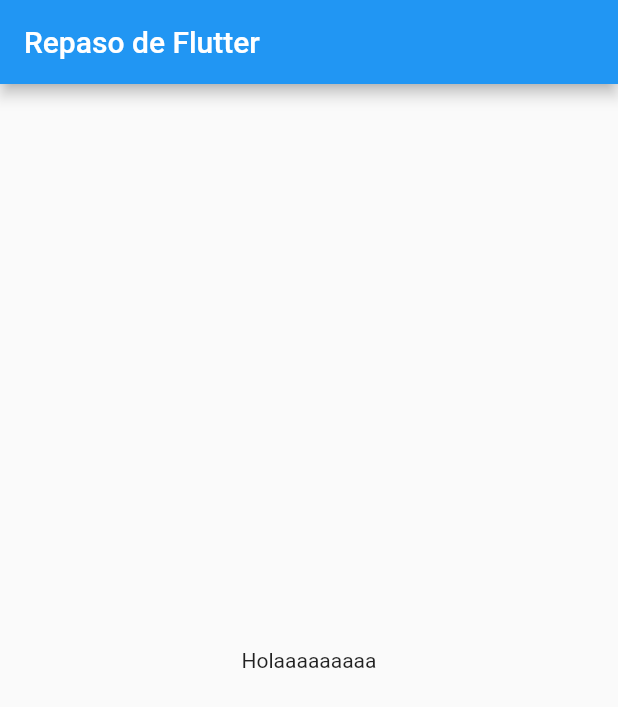
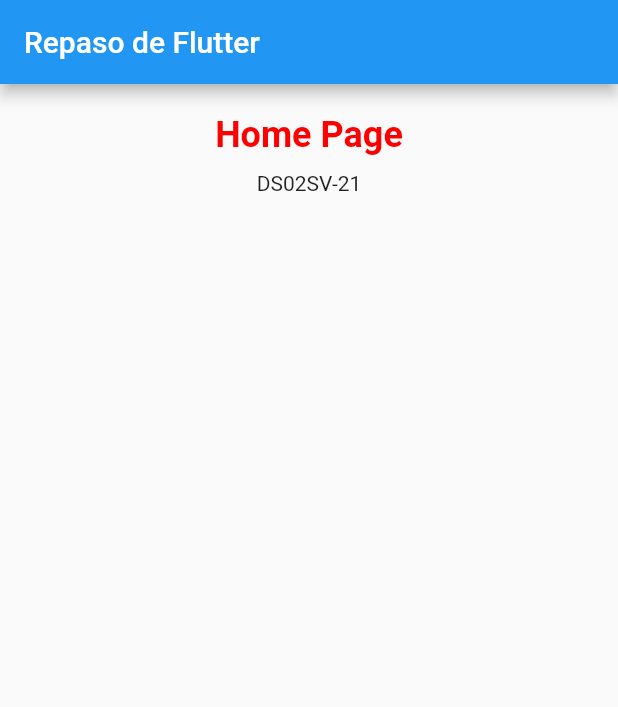
Before and after one commit to FatiMejia/repaso, a Flutter app: the screen it shows after launch, on a phone screen of 412 x 824 dp. Shown: the top 707 px of the screen. Run offline on Flutter 3.47's test engine with Material 2 defaults, Android fonts, the phone set to English and light mode, and no system bars.

Commit message:
clase 07 septiembre 22

```diff
--- a/lib/main.dart
+++ b/lib/main.dart
@@ -1,4 +1,5 @@
 import 'package:flutter/material.dart';
+import 'package:repaso/pages/home_page.dart';
 
 void main() => runApp(const MyApp());
 
@@ -8,17 +9,13 @@ class MyApp extends StatelessWidget {
   @override
   Widget build(BuildContext context) {
     return MaterialApp(
+      debugShowCheckedModeBanner: false,
       title: 'Repaso de Flutter',
-      home: Scaffold(
-        appBar: AppBar(
-          title: const Text('Repaso de Flutter'),
-        ),
-        body: Center(
-          child: Container(
-            child: Text('Holaaaaaaaaa'),
-          ),
-        ),
-      ),
+      //home: HomePage(), //esto es cuando hay una página
+      initialRoute: 'home',
+      routes: {
+        'home' : (_) => HomePage(),
+      },
     );
   }
 }
--- /dev/null
+++ b/lib/pages/home_page.dart
@@ -0,0 +1,33 @@
+import 'package:flutter/material.dart';
+
+class HomePage extends StatelessWidget {
+  //const HomePages({super.key});
+
+  @override
+  Widget build(BuildContext context) {
+    return Scaffold(
+        appBar: AppBar(
+          title: const Text('Repaso de Flutter'),
+        ),
+        body: Center(
+          child: Column(
+            children: [
+              SizedBox(height: 20,
+              ),
+              Text(
+                'Home Page',
+                style: TextStyle(
+                  fontSize: 24,
+                  fontWeight: FontWeight.bold,
+                  color: Color.fromARGB(255, 255, 0, 0),
+                ),
+                ),
+              SizedBox(height: 10,
+              ),
+              Text('DS02SV-21'),
+            ],
+          ),
+        ),
+      );
+  }
+}
```
